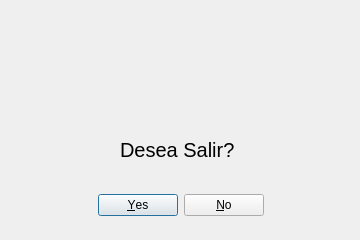
Before: the Qt Designer form windowaviso.ui in adrianv2001/vidalperez, drawn with Qt 5.
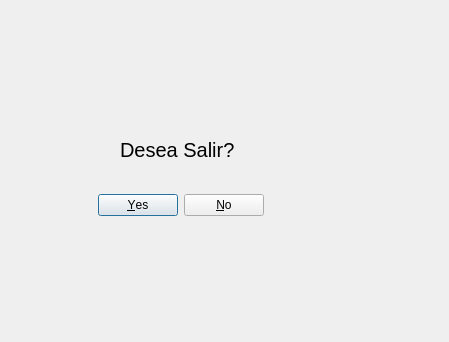
After: the same form once the commit is applied. Icons and pictures are not drawn.

```diff
--- a/windowaviso.ui
+++ b/windowaviso.ui
@@ -9,8 +9,8 @@
    <rect>
     <x>0</x>
     <y>0</y>
-    <width>360</width>
-    <height>240</height>
+    <width>449</width>
+    <height>342</height>
    </rect>
   </property>
   <property name="windowTitle">
```
